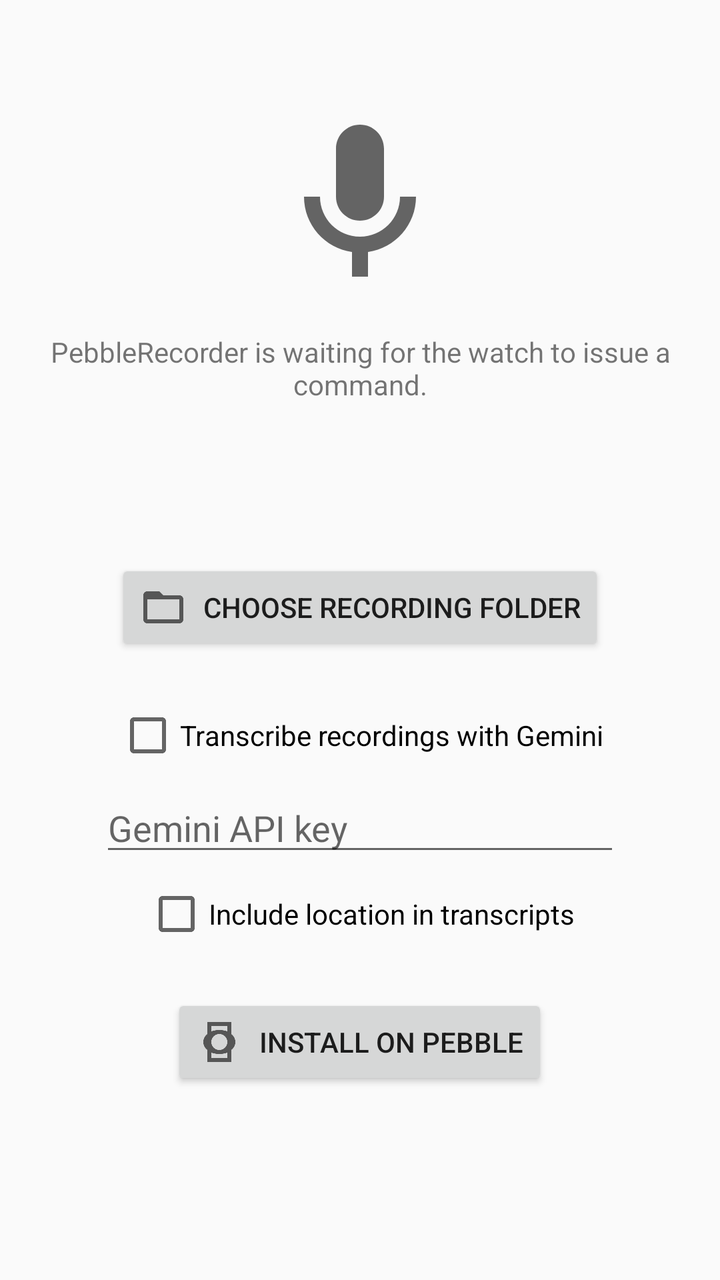
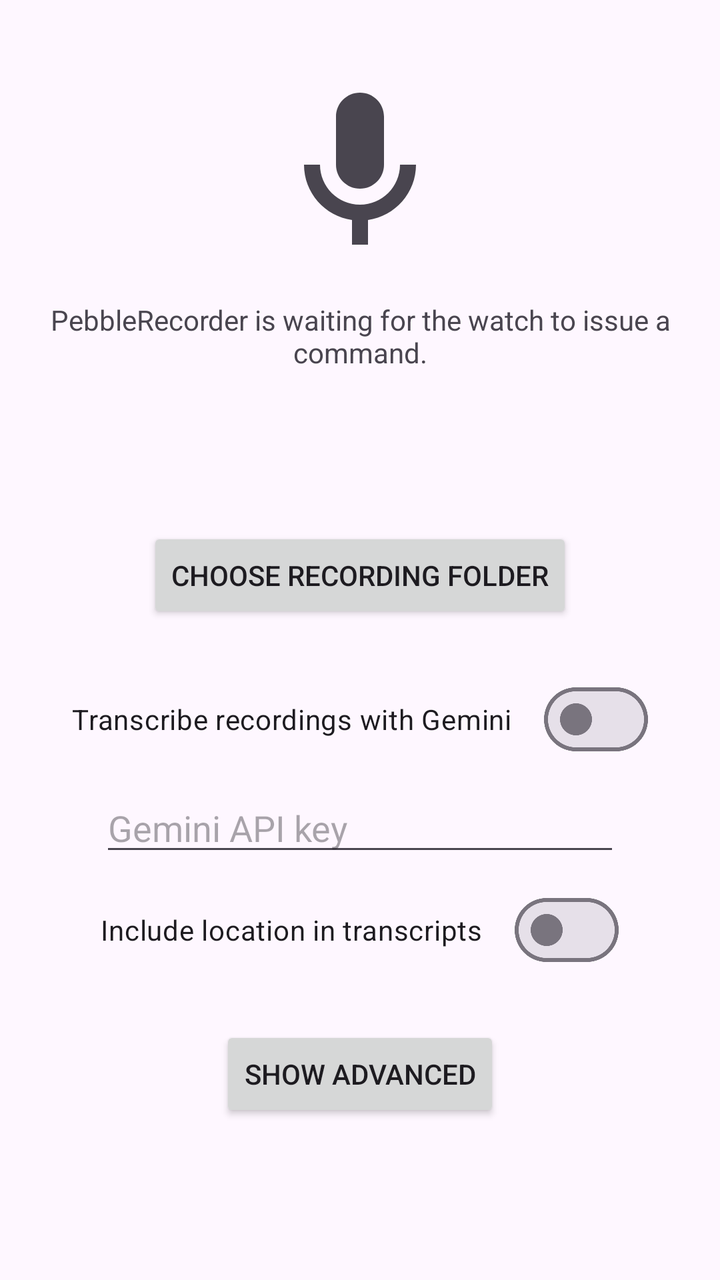

Two renders of the same Android screen: before a commit and after it. Below are the layout's source before the change and the commit's diff.
<!-- AndroidManifest.xml: activity theme Theme.PebbleRecorder -->
<!-- res/layout/activity_main.xml -->
<?xml version="1.0" encoding="utf-8"?>
<LinearLayout xmlns:android="http://schemas.android.com/apk/res/android"
    android:layout_width="match_parent"
    android:layout_height="match_parent"
    android:orientation="vertical"
    android:gravity="center"
    android:padding="24dp">

    <ImageView
        android:layout_width="96dp"
        android:layout_height="96dp"
        android:layout_marginBottom="16dp"
        android:contentDescription="@null"
        android:src="@drawable/ic_mic" />

    <TextView
        android:id="@+id/status_text"
        android:layout_width="wrap_content"
        android:layout_height="wrap_content"
        android:gravity="center"
        android:text="@string/main_status_text" />

    <TextView
        android:id="@+id/recording_status_text"
        android:layout_width="wrap_content"
        android:layout_height="wrap_content"
        android:layout_marginTop="8dp"
        android:gravity="center"
        android:textStyle="bold" />

    <com.pebblerecorder.app.SpectrogramView
        android:id="@+id/spectrogram"
        android:layout_width="280dp"
        android:layout_height="80dp"
        android:layout_marginTop="12dp"
        android:visibility="gone" />

    <TextView
        android:id="@+id/permissions_text"
        android:layout_width="wrap_content"
        android:layout_height="wrap_content"
        android:layout_marginTop="16dp"
        android:gravity="center" />

    <Button
        android:id="@+id/battery_settings_button"
        android:layout_width="wrap_content"
        android:layout_height="wrap_content"
        android:layout_marginTop="16dp"
        android:visibility="gone"
        android:text="@string/battery_settings_button" />

    <Button
        android:id="@+id/choose_folder_button"
        android:layout_width="wrap_content"
        android:layout_height="wrap_content"
        android:layout_marginTop="16dp"
        android:drawableStart="@drawable/ic_folder"
        android:drawablePadding="8dp"
        android:text="@string/choose_folder_button" />

    <CheckBox
        android:id="@+id/gemini_enabled_checkbox"
        android:layout_width="wrap_content"
        android:layout_height="wrap_content"
        android:layout_marginTop="24dp"
        android:text="@string/gemini_enabled_label" />

    <EditText
        android:id="@+id/gemini_api_key_input"
        android:layout_width="260dp"
        android:layout_height="wrap_content"
        android:layout_marginTop="8dp"
        android:autofillHints=""
        android:hint="@string/gemini_api_key_hint"
        android:importantForAutofill="no"
        android:inputType="textPassword" />

    <CheckBox
        android:id="@+id/gemini_location_checkbox"
        android:layout_width="wrap_content"
        android:layout_height="wrap_content"
        android:layout_marginTop="8dp"
        android:text="@string/gemini_location_label" />

    <Button
        android:id="@+id/install_watchapp_button"
        android:drawableStart="@drawable/ic_watch"
        android:drawablePadding="8dp"
        android:layout_width="wrap_content"
        android:layout_height="wrap_content"
        android:layout_marginTop="24dp"
        android:text="@string/install_watchapp_button" />

    <Button
        android:id="@+id/check_updates_button"
        android:drawableStart="@drawable/ic_system_update"
        android:drawablePadding="8dp"
        android:layout_width="wrap_content"
        android:layout_height="wrap_content"
        android:layout_marginTop="8dp"
        android:visibility="gone"
        android:text="@string/check_updates_button" />

    <TextView
        android:id="@+id/version_text"
        android:layout_width="wrap_content"
        android:layout_height="wrap_content"
        android:layout_marginTop="24dp"
        android:alpha="0.6"
        android:textSize="12sp" />

</LinearLayout>
<!-- resources referenced by this layout -->
<resources>
  <!-- drawable ic_folder (drawable) -->
  <vector xmlns:android="http://schemas.android.com/apk/res/android"
      android:width="24dp"
      android:height="24dp"
      android:viewportWidth="24"
      android:viewportHeight="24">
      
      <path
          android:fillColor="?attr/colorControlNormal"
          android:pathData="M20,6h-8l-2,-2H4C2.9,4 2.01,4.9 2.01,6L2,18c0,1.1 0.9,2 2,2h16c1.1,0 2,-0.9 2,-2V8C22,6.9 21.1,6 20,6zM20,18H4V8h16V18z" />
  </vector>
  <!-- drawable ic_mic (drawable) -->
  <vector xmlns:android="http://schemas.android.com/apk/res/android"
      android:width="24dp"
      android:height="24dp"
      android:viewportWidth="24"
      android:viewportHeight="24">
      <path
          android:fillColor="?attr/colorControlNormal"
          android:pathData="M12,14c1.66,0 3,-1.34 3,-3V5c0,-1.66 -1.34,-3 -3,-3S9,3.34 9,5v6C9,12.66 10.34,14 12,14z
              M17,11c0,2.76 -2.24,5 -5,5s-5,-2.24 -5,-5H5c0,3.53 2.61,6.43 6,6.92V21h2v-3.08c3.39,-0.49 6,-3.39 6,-6.92H17z" />
  </vector>
  <!-- drawable ic_system_update (drawable) -->
  <?xml version="1.0" encoding="utf-8"?>
  <vector xmlns:android="http://schemas.android.com/apk/res/android"
      android:width="24dp"
      android:height="24dp"
      android:viewportWidth="24"
      android:viewportHeight="24">
      <path
          android:fillColor="?attr/colorControlNormal"
          android:pathData="M17,1.01L7,1c-1.1,0 -2,0.9 -2,2v18c0,1.1 0.9,2 2,2h10c1.1,0 2,-0.9 2,-2V3c0,-1.1 -0.9,-1.99 -2,-1.99zM17,19H7V5h10v14zM16,13h-3V8h-2v5H8l4,4 4,-4z" />
  </vector>
  <!-- drawable ic_watch (drawable) -->
  <?xml version="1.0" encoding="utf-8"?>
  <vector xmlns:android="http://schemas.android.com/apk/res/android"
      android:width="24dp"
      android:height="24dp"
      android:viewportWidth="24"
      android:viewportHeight="24">
      <path
          android:fillColor="?attr/colorControlNormal"
          android:pathData="M20,12c0,-1.64 -0.81,-3.09 -2.06,-3.98L18,2H6l0.06,6.01C4.81,8.9 4,10.35 4,12s0.81,3.09 2.06,3.98L6,22h12l-0.06,-6.01C19.19,15.09 20,13.65 20,12zM8,4h8v2.7c-1.2,-0.46 -2.56,-0.7 -4,-0.7s-2.8,0.24 -4,0.7V4zM16,20H8v-2.7c1.2,0.46 2.56,0.7 4,0.7s2.8,-0.24 4,-0.7V20zM12,16c-2.21,0 -4,-1.79 -4,-4s1.79,-4 4,-4 4,1.79 4,4 -1.79,4 -4,4z" />
  </vector>
  <string name="battery_settings_button">Allow unrestricted battery use</string>
  <string name="check_updates_button">Check for updates</string>
  <string name="choose_folder_button">Choose recording folder</string>
  <string name="gemini_api_key_hint">Gemini API key</string>
  <string name="gemini_enabled_label">Transcribe recordings with Gemini</string>
  <string name="gemini_location_label">Include location in transcripts</string>
  <string name="install_watchapp_button">Install on Pebble</string>
  <string name="main_status_text">PebbleRecorder is waiting for the watch to issue a command.</string>
  <style name="Theme.PebbleRecorder" parent="Theme.AppCompat.DayNight.NoActionBar" />
</resources>

<!-- the commit's change to res/layout/activity_main.xml (unified diff, before → after) -->
@@ -1,5 +1,6 @@
 <?xml version="1.0" encoding="utf-8"?>
 <LinearLayout xmlns:android="http://schemas.android.com/apk/res/android"
+    xmlns:app="http://schemas.android.com/apk/res-auto"
     android:layout_width="match_parent"
     android:layout_height="match_parent"
     android:orientation="vertical"
@@ -55,12 +56,12 @@
         android:layout_width="wrap_content"
         android:layout_height="wrap_content"
         android:layout_marginTop="16dp"
-        android:drawableStart="@drawable/ic_folder"
-        android:drawablePadding="8dp"
+        app:icon="@drawable/ic_folder"
+        app:iconPadding="8dp"
         android:text="@string/choose_folder_button" />
 
-    <CheckBox
-        android:id="@+id/gemini_enabled_checkbox"
+    <com.google.android.material.materialswitch.MaterialSwitch
+        android:id="@+id/gemini_enabled_switch"
         android:layout_width="wrap_content"
         android:layout_height="wrap_content"
         android:layout_marginTop="24dp"
@@ -76,21 +77,50 @@
         android:importantForAutofill="no"
         android:inputType="textPassword" />
 
-    <CheckBox
-        android:id="@+id/gemini_location_checkbox"
+    <com.google.android.material.materialswitch.MaterialSwitch
+        android:id="@+id/gemini_location_switch"
         android:layout_width="wrap_content"
         android:layout_height="wrap_content"
         android:layout_marginTop="8dp"
         android:text="@string/gemini_location_label" />
 
     <Button
-        android:id="@+id/install_watchapp_button"
-        android:drawableStart="@drawable/ic_watch"
-        android:drawablePadding="8dp"
+        android:id="@+id/advanced_toggle_button"
+        app:icon="@drawable/ic_expand_more"
+        app:iconPadding="8dp"
         android:layout_width="wrap_content"
         android:layout_height="wrap_content"
         android:layout_marginTop="24dp"
-        android:text="@string/install_watchapp_button" />
+        android:text="@string/show_advanced" />
+
+    <LinearLayout
+        android:id="@+id/advanced_box"
+        android:layout_width="wrap_content"
+        android:layout_height="wrap_content"
+        android:orientation="vertical"
+        android:gravity="center"
+        android:visibility="gone">
+
+        <Button
+            android:id="@+id/install_watchapp_button"
+            app:icon="@drawable/ic_watch"
+            app:iconPadding="8dp"
+            android:layout_width="wrap_content"
+            android:layout_height="wrap_content"
+            android:layout_marginTop="12dp"
+            android:text="@string/install_watchapp_button" />
+
+        <Button
+            android:id="@+id/check_updates_button"
+            app:icon="@drawable/ic_system_update"
+            app:iconPadding="8dp"
+            android:layout_width="wrap_content"
+            android:layout_height="wrap_content"
+            android:layout_marginTop="8dp"
+            android:visibility="gone"
+            android:text="@string/check_updates_button" />
+
+    </LinearLayout>
 
     <Button
         android:id="@+id/check_updates_button"
<!-- resource entries referenced after the edit -->
@@ -1,5 +1,16 @@
 <!-- resources referenced by this layout -->
 <resources>
+  <!-- drawable ic_expand_more (drawable) -->
+  <vector xmlns:android="http://schemas.android.com/apk/res/android"
+      android:width="24dp"
+      android:height="24dp"
+      android:viewportWidth="24"
+      android:viewportHeight="24">
+      
+      <path
+          android:fillColor="?attr/colorControlNormal"
+          android:pathData="M16.59,8.59L12,13.17 7.41,8.59 6,10l6,6 6,-6z" />
+  </vector>
   <!-- drawable ic_folder (drawable) -->
   <vector xmlns:android="http://schemas.android.com/apk/res/android"
       android:width="24dp"
@@ -52,6 +63,7 @@
   <string name="gemini_location_label">Include location in transcripts</string>
   <string name="install_watchapp_button">Install on Pebble</string>
   <string name="main_status_text">PebbleRecorder is waiting for the watch to issue a command.</string>
-  <style name="Theme.PebbleRecorder" parent="Theme.AppCompat.DayNight.NoActionBar" />
+  <string name="show_advanced">Show advanced</string>
+  <style name="Theme.PebbleRecorder" parent="Theme.Material3.DayNight.NoActionBar" />
 </resources>
 
